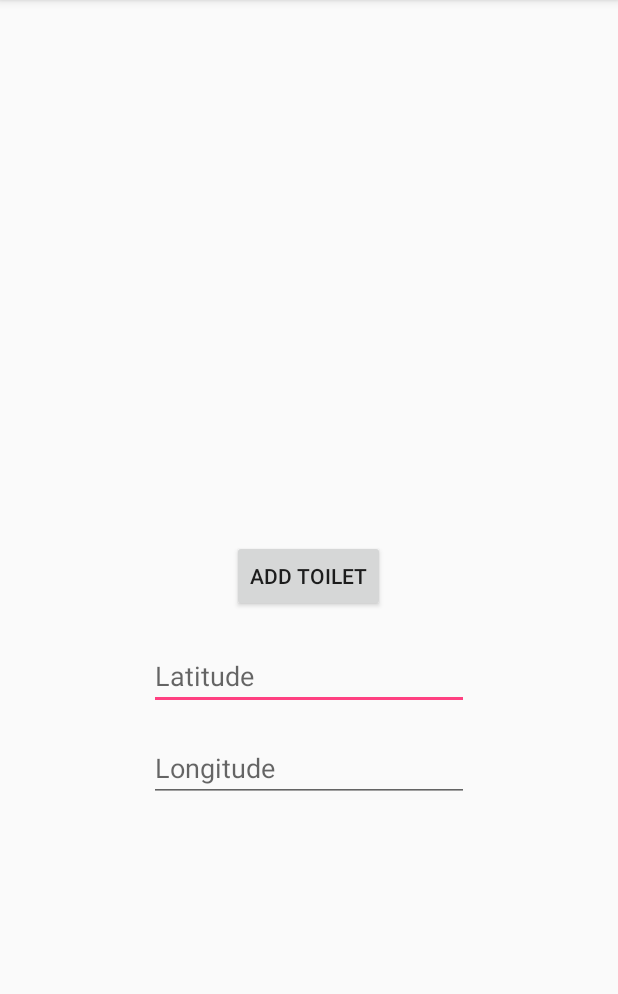
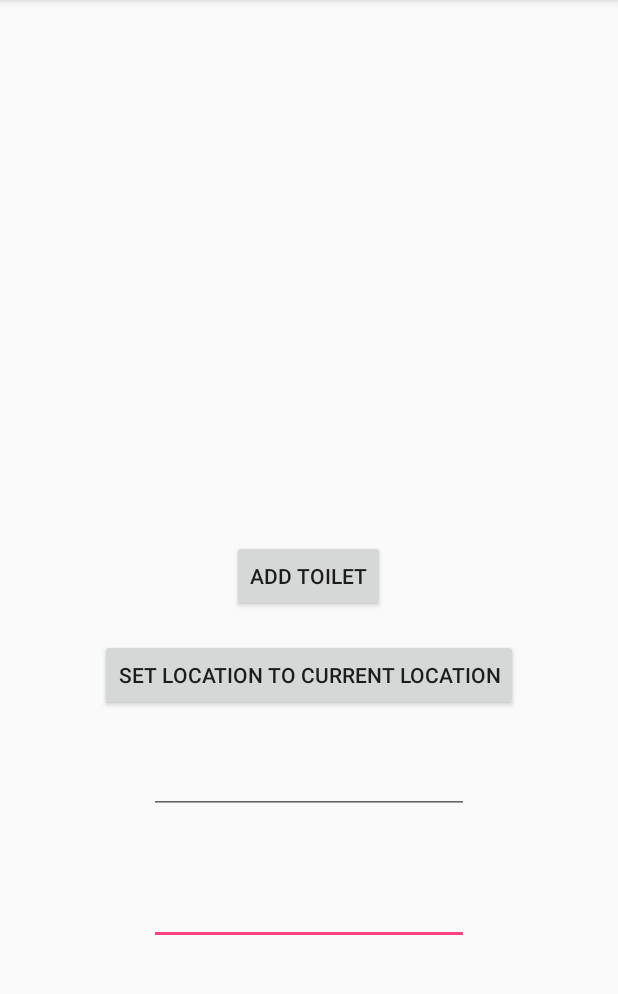
Before and after one commit to dsmolyak/ToiletLocator, an Android app: the NewToiletActivity screen opened directly, with no data from a screen before it, after a tap on "ADD TOILET", on a phone screen of 412 x 824 dp, the part 84-1078 px from its top. Run offline under Robolectric (Android 15) with nearby library versions, the phone set to English and light mode, and no system bars; our stand-ins replace Firebase (no records; nobody signed in at launch, a user with empty details on screens opened directly); 1 statement that could not run was skipped.

Commit message:
set Toilet to current location and firebase functional

```diff
--- a/app/src/main/java/com/example/dsmolyak/toiletlocator/NewToiletActivity.java
+++ b/app/src/main/java/com/example/dsmolyak/toiletlocator/NewToiletActivity.java
@@ -27,10 +27,12 @@ import com.google.firebase.database.FirebaseDatabase;
 public class NewToiletActivity extends AppCompatActivity implements GoogleApiClient.ConnectionCallbacks, GoogleApiClient.OnConnectionFailedListener {
     GoogleApiClient mGoogleApiClient;
     Location mLastLocation;
-    Button mAddToilet;
+    Button mAddToilet, mInputCurrLocation;
     TextView mLatitudeText, mLongitudeText;
+    EditText mLatitude, mLongitude;
     FirebaseDatabase db = FirebaseDatabase.getInstance();
     DatabaseReference mRef = db.getReference();
+    static final int REQUEST_LOCATION=1;
     int mSize = 0;
 
 
@@ -39,9 +41,11 @@ public class NewToiletActivity extends AppCompatActivity implements GoogleApiCli
         setContentView(R.layout.activity_new_toilet);
 
         mAddToilet = (Button) findViewById(R.id.addToiletButton);
+        mInputCurrLocation=(Button) findViewById(R.id.addLocationButton);
         mLatitudeText = (TextView) findViewById(R.id.showLatitude);
         mLongitudeText = (TextView) findViewById(R.id.showLongitude);
-
+        mLatitude = (EditText) findViewById(R.id.latitudeTextField);
+        mLongitude = (EditText) findViewById(R.id.longitudeTextField);
         if (mGoogleApiClient == null) {
             mGoogleApiClient = new GoogleApiClient.Builder(this)
                     .addConnectionCallbacks(this)
@@ -57,15 +61,26 @@ public class NewToiletActivity extends AppCompatActivity implements GoogleApiCli
         super.onStart();
 
 
+
         mAddToilet.setOnClickListener(new View.OnClickListener() {
             public void onClick(View view) {
-                EditText latitude = (EditText) findViewById(R.id.latitudeTextField);
-                EditText longitude = (EditText) findViewById(R.id.longitudeTextField);
-                DatabaseReference newLocationRef = mRef.child("location" + mSize);
-                newLocationRef.setValue(new LatLng(Double.parseDouble(latitude.getText().toString()),
-                        Double.parseDouble(longitude.getText().toString())));
-                mSize++;
+                if(!(mLatitude.getText().equals("") || mLongitude.getText().equals(""))) {
+                    DatabaseReference newLocationRef = mRef.child("location" + mSize);
+                    newLocationRef.setValue(new LatLng(Double.parseDouble(mLatitude.getText().toString()),
+                            Double.parseDouble(mLongitude.getText().toString())));
+                    mLatitude.setText("");
+                    mLongitude.setText("");
+                    mSize++;
+                }
             }
+        });
+
+        mInputCurrLocation.setOnClickListener(new View.OnClickListener() {
+            public void onClick(View view) {
+                mLatitude.setText(String.valueOf(mLastLocation.getLatitude()));
+                mLongitude.setText(String.valueOf(mLastLocation.getLongitude()));
+            }
+
         });
 
     }
@@ -77,6 +92,10 @@ public class NewToiletActivity extends AppCompatActivity implements GoogleApiCli
 
 
     public void onConnected(Bundle connectionHint) {
+      askLocation();
+    }
+
+    public void askLocation(){
         if (ActivityCompat.checkSelfPermission(this,
                 android.Manifest.permission.ACCESS_FINE_LOCATION) != PackageManager.PERMISSION_GRANTED &&
                 ActivityCompat.checkSelfPermission(this,
@@ -85,28 +104,29 @@ public class NewToiletActivity extends AppCompatActivity implements GoogleApiCli
                 Toast.makeText(this, "Need Location to Find Toilets", Toast.LENGTH_SHORT).show();
             }
 
-           // ActivityCompat.requestPermissions(this, new String[] { Manifest.permission.ACCESS_COARSE_LOCATION,Manifest.permission.ACCESS_FINE_LOCATION}, );
+            ActivityCompat.requestPermissions(this, new String[] { Manifest.permission.ACCESS_COARSE_LOCATION,Manifest.permission.ACCESS_FINE_LOCATION},
+                    REQUEST_LOCATION);
 
-            // TODO: Consider calling
-            //    ActivityCompat#requestPermissions
-            // here to request the missing permissions, and then overriding
-            //   public void onRequestPermissionsResult(int requestCode, String[] permissions,
-            //                                          int[] grantResults)
-            // to handle the case where the user grants the permission. See the documentation
-            // for ActivityCompat#requestPermissions for more details.
-            Log.d("didn't get permission", "yikes");
             return;
         }
+
         mLastLocation = LocationServices.FusedLocationApi.getLastLocation(
                 mGoogleApiClient);
-        Log.d("last location", mLastLocation.toString());
-        if (mLastLocation != null) {
-            mLatitudeText.setText(String.valueOf(mLastLocation.getLatitude()));
-            mLongitudeText.setText(String.valueOf(mLastLocation.getLongitude()));
+    }
+    public void onRequestPermissionsResult(int requestCode, String[] permissions, int[] grantResults){
+        Log.d("here", "here1");
+        if(requestCode==REQUEST_LOCATION){
+            if(grantResults[0] == PackageManager.PERMISSION_GRANTED &&
+                    grantResults[1] == PackageManager.PERMISSION_GRANTED){
+                if (mLastLocation != null) {
+                    mLatitudeText.setText(String.valueOf(mLastLocation.getLatitude()));
+                    mLongitudeText.setText(String.valueOf(mLastLocation.getLongitude()));
+                }
+            }else{
+                super.onRequestPermissionsResult(requestCode, permissions, grantResults);
+            }
         }
     }
-
-
     public void onConnectionSuspended(int i) {
 
     }
--- a/app/src/main/res/layout/activity_new_toilet.xml
+++ b/app/src/main/res/layout/activity_new_toilet.xml
@@ -18,32 +18,6 @@
         android:layout_centerHorizontal="true"
         android:id="@+id/addToiletButton" />
 
-    <EditText
-        android:layout_width="wrap_content"
-        android:layout_height="wrap_content"
-        android:inputType="numberDecimal"
-        android:ems="10"
-        android:id="@+id/latitudeTextField"
-        android:hint="Latitude"
-        android:layout_below="@+id/addToiletButton"
-        android:layout_centerHorizontal="true"
-        android:layout_marginTop="20dp"
-        android:singleLine="true"
-        android:selectAllOnFocus="true" />
-
-    <EditText
-        android:layout_width="wrap_content"
-        android:layout_height="wrap_content"
-        android:inputType="numberDecimal"
-        android:ems="10"
-        android:id="@+id/longitudeTextField"
-        android:hint="Longitude"
-        android:layout_alignTop="@+id/latitudeTextField"
-        android:layout_alignLeft="@+id/latitudeTextField"
-        android:layout_alignStart="@+id/latitudeTextField"
-        android:layout_marginTop="61dp"
-        android:selectAllOnFocus="true" />
-
     <TextView
         android:layout_width="wrap_content"
         android:layout_height="wrap_content"
@@ -61,4 +35,36 @@
         android:layout_alignParentEnd="true"
         android:id="@+id/showLongitude" />
 
+    <EditText
+        android:layout_width="wrap_content"
+        android:layout_height="wrap_content"
+        android:inputType="numberDecimal"
+        android:ems="10"
+        android:id="@+id/longitudeTextField"
+        android:layout_marginTop="42dp"
+        android:selectAllOnFocus="true"
+        android:layout_below="@+id/latitudeTextField"
+        android:layout_alignLeft="@+id/latitudeTextField"
+        android:layout_alignStart="@+id/latitudeTextField" />
+
+    <EditText
+        android:layout_width="wrap_content"
+        android:layout_height="wrap_content"
+        android:inputType="numberDecimal"
+        android:ems="10"
+        android:id="@+id/latitudeTextField"
+        android:layout_marginTop="23dp"
+        android:selectAllOnFocus="true"
+        android:layout_below="@+id/addLocationButton"
+        android:layout_centerHorizontal="true" />
+
+    <Button
+        android:text="Set Location to Current Location"
+        android:layout_width="wrap_content"
+        android:layout_height="wrap_content"
+        android:id="@+id/addLocationButton"
+        android:layout_marginTop="18dp"
+        android:layout_below="@+id/addToiletButton"
+        android:layout_centerHorizontal="true" />
+
 </RelativeLayout>
```
